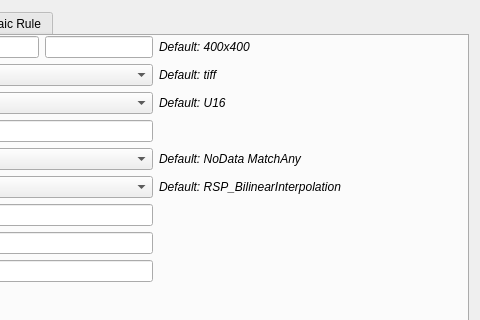
First picture: the form in settings.ui, repository havochvatten/ArcGISConnector-QGIS-Plugin, before the edit; both pictures show x 222 to 702 and y 0 to 320 of the 702 by 484 pixel window.
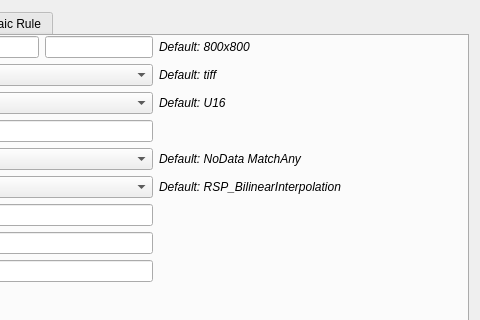
Second picture: the form after the edit.

Commit message: made default size 800x800

Patch:
```diff
--- a/settings.ui
+++ b/settings.ui
@@ -261,7 +261,7 @@
             </font>
            </property>
            <property name="text">
-            <string>Default: 400x400</string>
+            <string>Default: 800x800</string>
            </property>
           </widget>
          </item>
```
The commit also changes 1 other file.
